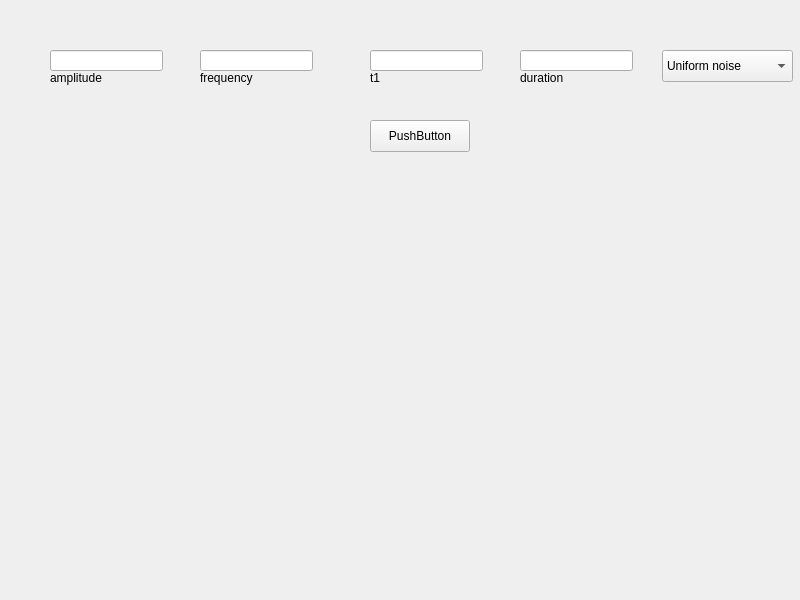
The window that DSP/zad1/form.ui (KD377/SusleRepo) describes before a commit, drawn with Qt 5.
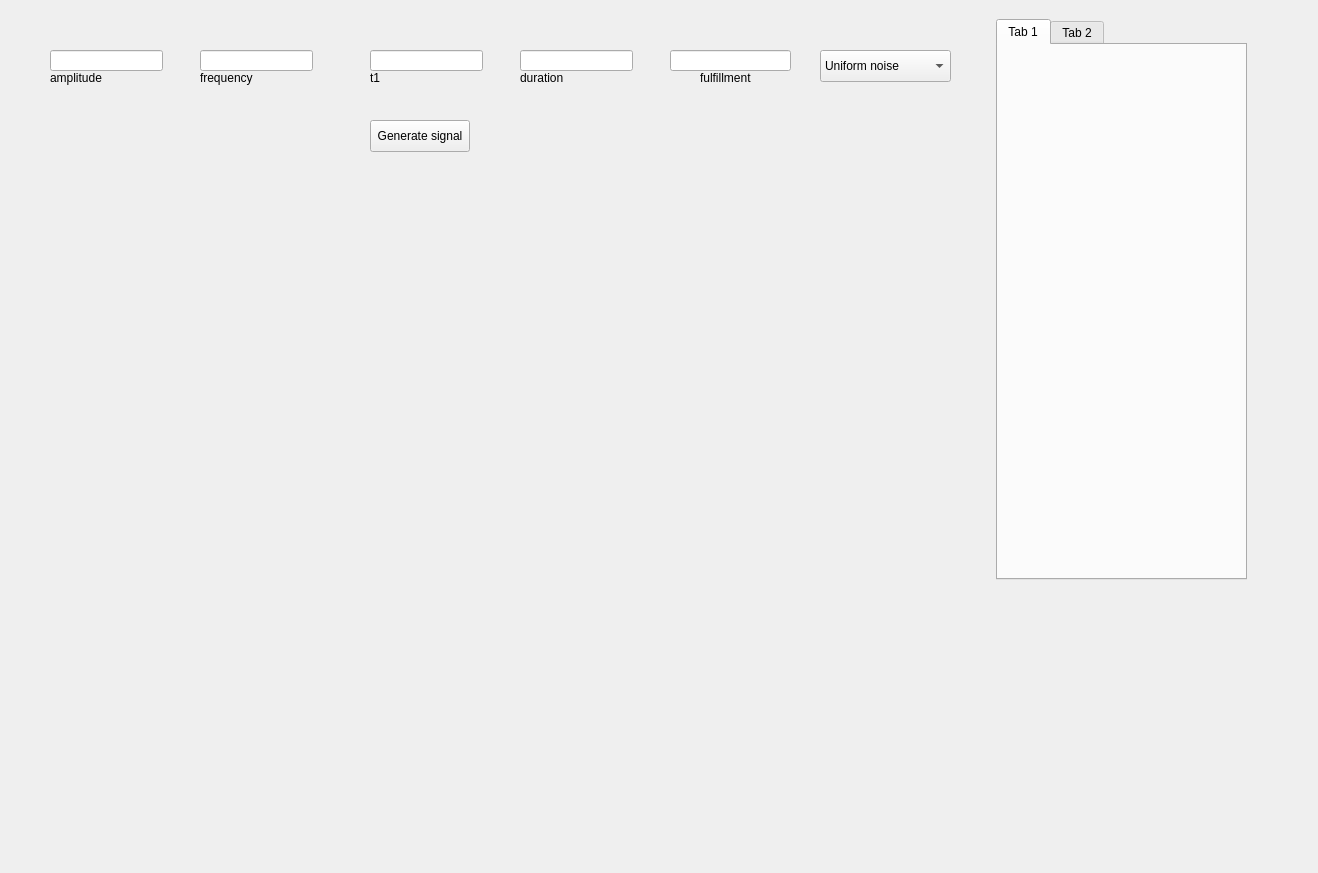
The same window after the commit.

Commit message: Added signal operations

The edit to the form file:
```diff
--- a/DSP/zad1/form.ui
+++ b/DSP/zad1/form.ui
@@ -6,8 +6,8 @@
    <rect>
     <x>0</x>
     <y>0</y>
-    <width>800</width>
-    <height>600</height>
+    <width>1318</width>
+    <height>873</height>
    </rect>
   </property>
   <property name="windowTitle">
@@ -18,7 +18,7 @@
     <rect>
      <x>10</x>
      <y>10</y>
-     <width>781</width>
+     <width>961</width>
      <height>571</height>
     </rect>
    </property>
@@ -29,9 +29,9 @@
        <property name="geometry">
         <rect>
          <x>110</x>
-         <y>230</y>
-         <width>571</width>
-         <height>291</height>
+         <y>180</y>
+         <width>601</width>
+         <height>371</height>
         </rect>
        </property>
        <layout class="QGridLayout" name="gridLayout_3"/>
@@ -60,7 +60,7 @@
     </rect>
    </property>
    <property name="text">
-    <string>PushButton</string>
+    <string>Generate signal</string>
    </property>
   </widget>
   <widget class="QLabel" name="label_2">
@@ -145,10 +145,20 @@
     </rect>
    </property>
   </widget>
+  <widget class="QLineEdit" name="lineEdit_5">
+   <property name="geometry">
+    <rect>
+     <x>670</x>
+     <y>50</y>
+     <width>121</width>
+     <height>21</height>
+    </rect>
+   </property>
+  </widget>
   <widget class="QComboBox" name="comboBox">
    <property name="geometry">
     <rect>
-     <x>662</x>
+     <x>820</x>
      <y>50</y>
      <width>131</width>
      <height>32</height>
@@ -190,6 +200,42 @@
     </property>
    </item>
   </widget>
+  <widget class="QLabel" name="label_5">
+   <property name="geometry">
+    <rect>
+     <x>700</x>
+     <y>70</y>
+     <width>58</width>
+     <height>16</height>
+    </rect>
+   </property>
+   <property name="text">
+    <string>fulfillment</string>
+   </property>
+  </widget>
+  <widget class="QTabWidget" name="tabWidget">
+   <property name="geometry">
+    <rect>
+     <x>996</x>
+     <y>19</y>
+     <width>251</width>
+     <height>561</height>
+    </rect>
+   </property>
+   <property name="currentIndex">
+    <number>0</number>
+   </property>
+   <widget class="QWidget" name="tab_5">
+    <attribute name="title">
+     <string>Tab 1</string>
+    </attribute>
+   </widget>
+   <widget class="QWidget" name="tab_6">
+    <attribute name="title">
+     <string>Tab 2</string>
+    </attribute>
+   </widget>
+  </widget>
  </widget>
  <resources/>
  <connections/>
```
Left out of the diff: 2 changed lines with no effect on the pictures. The commit also changes 8 other files.
